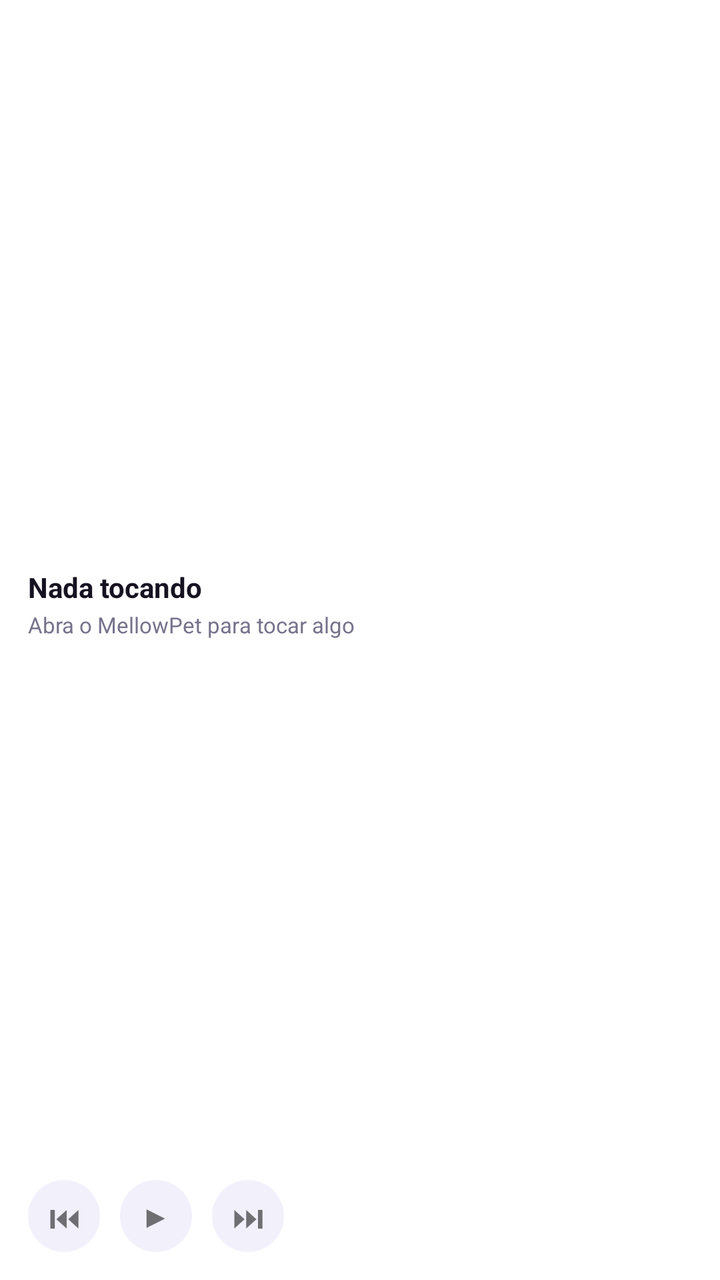
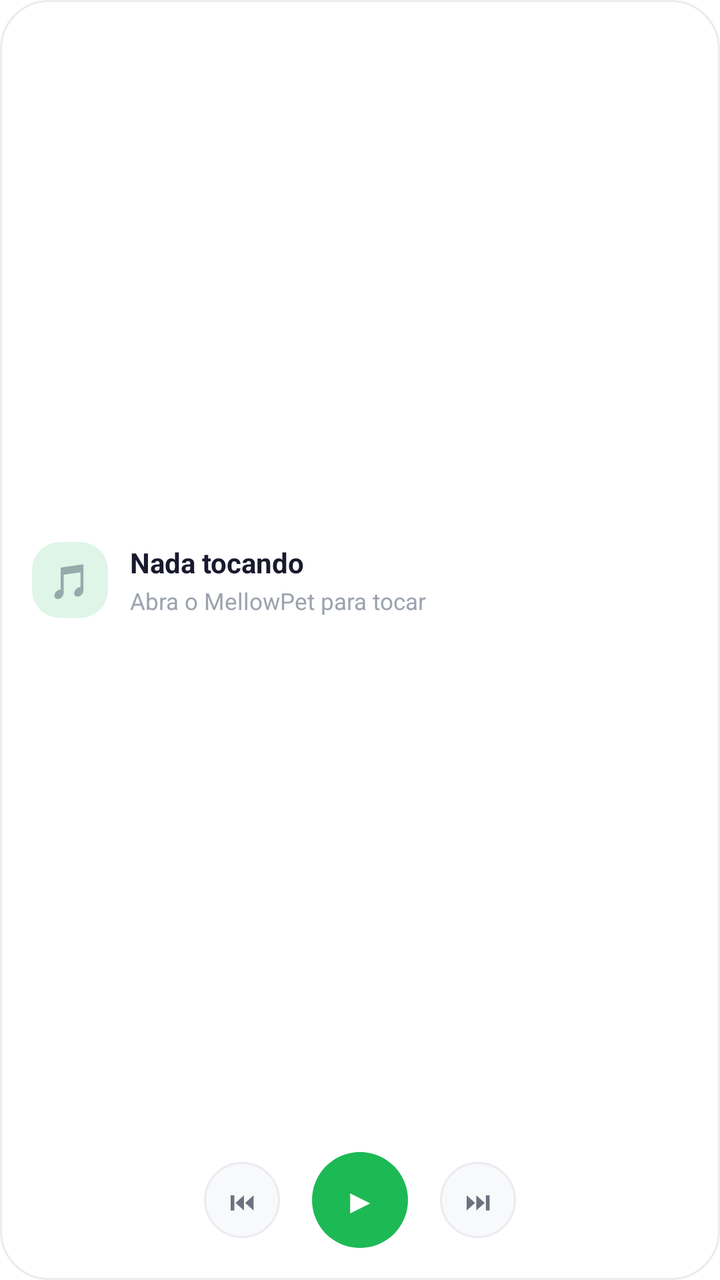

Two renders of the same Android screen: before a commit and after it. Below are the layout's source before the change and the commit's diff.
<!-- AndroidManifest.xml: fallback theme Theme.MaterialComponents.DayNight.NoActionBar -->
<!-- res/layout/widget_now_playing.xml -->
<?xml version="1.0" encoding="utf-8"?>
<LinearLayout xmlns:android="http://schemas.android.com/apk/res/android"
    android:id="@+id/widget_np_root"
    android:layout_width="match_parent"
    android:layout_height="match_parent"
    android:orientation="vertical"
    android:background="@drawable/widget_card_bg"
    android:padding="14dp">

    <LinearLayout
        android:layout_width="match_parent"
        android:layout_height="0dp"
        android:layout_weight="1"
        android:orientation="vertical"
        android:gravity="center_vertical">

        <TextView
            android:id="@+id/widget_np_track"
            android:layout_width="match_parent"
            android:layout_height="wrap_content"
            android:textSize="14sp"
            android:textStyle="bold"
            android:textColor="#161221"
            android:maxLines="1"
            android:ellipsize="end"
            android:text="Nada tocando" />

        <TextView
            android:id="@+id/widget_np_artist"
            android:layout_width="match_parent"
            android:layout_height="wrap_content"
            android:layout_marginTop="2dp"
            android:textSize="11sp"
            android:textColor="#77728C"
            android:maxLines="1"
            android:ellipsize="end"
            android:text="Abra o MellowPet para tocar algo" />
    </LinearLayout>

    <LinearLayout
        android:layout_width="match_parent"
        android:layout_height="wrap_content"
        android:orientation="horizontal"
        android:gravity="center_vertical">

        <TextView
            android:id="@+id/widget_np_prev"
            android:layout_width="36dp"
            android:layout_height="36dp"
            android:gravity="center"
            android:textSize="16sp"
            android:background="@drawable/widget_button_bg"
            android:text="⏮" />

        <TextView
            android:id="@+id/widget_np_playpause"
            android:layout_width="36dp"
            android:layout_height="36dp"
            android:layout_marginStart="10dp"
            android:gravity="center"
            android:textSize="16sp"
            android:background="@drawable/widget_button_bg"
            android:text="▶" />

        <TextView
            android:id="@+id/widget_np_next"
            android:layout_width="36dp"
            android:layout_height="36dp"
            android:layout_marginStart="10dp"
            android:gravity="center"
            android:textSize="16sp"
            android:background="@drawable/widget_button_bg"
            android:text="⏭" />
    </LinearLayout>
</LinearLayout>
<!-- resources referenced by this layout -->
<resources>
  <!-- drawable widget_button_bg (drawable) -->
  <?xml version="1.0" encoding="utf-8"?>
  <shape xmlns:android="http://schemas.android.com/apk/res/android" android:shape="oval">
    <solid android:color="#F2F0FB" />
  </shape>
  <!-- drawable widget_card_bg (drawable) -->
  <?xml version="1.0" encoding="utf-8"?>
  <shape xmlns:android="http://schemas.android.com/apk/res/android" android:shape="rectangle">
    <solid android:color="#FFFFFF" />
    <corners android:radius="20dp" />
  </shape>
</resources>

<!-- the commit's change to res/layout/widget_now_playing.xml (unified diff, before → after) -->
@@ -5,71 +5,91 @@
     android:layout_height="match_parent"
     android:orientation="vertical"
     android:background="@drawable/widget_card_bg"
-    android:padding="14dp">
+    android:padding="16dp">
 
     <LinearLayout
         android:layout_width="match_parent"
         android:layout_height="0dp"
         android:layout_weight="1"
-        android:orientation="vertical"
+        android:orientation="horizontal"
         android:gravity="center_vertical">
 
         <TextView
-            android:id="@+id/widget_np_track"
-            android:layout_width="match_parent"
+            android:layout_width="38dp"
+            android:layout_height="38dp"
+            android:background="@drawable/widget_spotify_badge"
+            android:gravity="center"
+            android:textSize="17sp"
+            android:text="🎵" />
+
+        <LinearLayout
+            android:layout_width="0dp"
             android:layout_height="wrap_content"
-            android:textSize="14sp"
-            android:textStyle="bold"
-            android:textColor="#161221"
-            android:maxLines="1"
-            android:ellipsize="end"
-            android:text="Nada tocando" />
+            android:layout_weight="1"
+            android:layout_marginStart="11dp"
+            android:orientation="vertical">
 
-        <TextView
-            android:id="@+id/widget_np_artist"
-            android:layout_width="match_parent"
-            android:layout_height="wrap_content"
-            android:layout_marginTop="2dp"
-            android:textSize="11sp"
-            android:textColor="#77728C"
-            android:maxLines="1"
-            android:ellipsize="end"
-            android:text="Abra o MellowPet para tocar algo" />
+            <TextView
+                android:id="@+id/widget_np_track"
+                android:layout_width="match_parent"
+                android:layout_height="wrap_content"
+                android:textSize="14sp"
+                android:textStyle="bold"
+                android:textColor="#1A1A2E"
+                android:maxLines="1"
+                android:ellipsize="end"
+                android:text="Nada tocando" />
+
+            <TextView
+                android:id="@+id/widget_np_artist"
+                android:layout_width="match_parent"
+                android:layout_height="wrap_content"
+                android:layout_marginTop="2dp"
+                android:textSize="11.5sp"
+                android:textColor="#9CA3AF"
+                android:maxLines="1"
+                android:ellipsize="end"
+                android:text="Abra o MellowPet para tocar" />
+        </LinearLayout>
     </LinearLayout>
 
     <LinearLayout
         android:layout_width="match_parent"
         android:layout_height="wrap_content"
+        android:layout_marginTop="12dp"
         android:orientation="horizontal"
-        android:gravity="center_vertical">
+        android:gravity="center">
 
         <TextView
             android:id="@+id/widget_np_prev"
-            android:layout_width="36dp"
-            android:layout_height="36dp"
+            android:layout_width="38dp"
+            android:layout_height="38dp"
+            android:background="@drawable/widget_button_bg"
             android:gravity="center"
-            android:textSize="16sp"
-            android:background="@drawable/widget_button_bg"
+            android:textSize="13sp"
+            android:textColor="#6B7280"
             android:text="⏮" />
 
         <TextView
             android:id="@+id/widget_np_playpause"
-            android:layout_width="36dp"
-            android:layout_height="36dp"
-            android:layout_marginStart="10dp"
+            android:layout_width="48dp"
+            android:layout_height="48dp"
+            android:layout_marginStart="16dp"
+            android:layout_marginEnd="16dp"
+            android:background="@drawable/widget_play_btn"
             android:gravity="center"
-            android:textSize="16sp"
-            android:background="@drawable/widget_button_bg"
+            android:textSize="17sp"
+            android:textColor="#FFFFFF"
             android:text="▶" />
 
         <TextView
             android:id="@+id/widget_np_next"
-            android:layout_width="36dp"
-            android:layout_height="36dp"
-            android:layout_marginStart="10dp"
+            android:layout_width="38dp"
+            android:layout_height="38dp"
+            android:background="@drawable/widget_button_bg"
             android:gravity="center"
-            android:textSize="16sp"
-            android:background="@drawable/widget_button_bg"
+            android:textSize="13sp"
+            android:textColor="#6B7280"
             android:text="⏭" />
     </LinearLayout>
 </LinearLayout>
<!-- resource entries referenced after the edit -->
@@ -3,13 +3,26 @@
   <!-- drawable widget_button_bg (drawable) -->
   <?xml version="1.0" encoding="utf-8"?>
   <shape xmlns:android="http://schemas.android.com/apk/res/android" android:shape="oval">
-    <solid android:color="#F2F0FB" />
+    <solid android:color="#F8F9FB" />
+    <stroke android:width="1dp" android:color="#EBEBF0" />
   </shape>
   <!-- drawable widget_card_bg (drawable) -->
   <?xml version="1.0" encoding="utf-8"?>
   <shape xmlns:android="http://schemas.android.com/apk/res/android" android:shape="rectangle">
     <solid android:color="#FFFFFF" />
-    <corners android:radius="20dp" />
+    <corners android:radius="24dp" />
+    <stroke android:width="1dp" android:color="#EBEBF0" />
+  </shape>
+  <!-- drawable widget_play_btn (drawable) -->
+  <?xml version="1.0" encoding="utf-8"?>
+  <shape xmlns:android="http://schemas.android.com/apk/res/android" android:shape="oval">
+    <solid android:color="#1DB954" />
+  </shape>
+  <!-- drawable widget_spotify_badge (drawable) -->
+  <?xml version="1.0" encoding="utf-8"?>
+  <shape xmlns:android="http://schemas.android.com/apk/res/android" android:shape="rectangle">
+    <solid android:color="#241DB954" />
+    <corners android:radius="14dp" />
   </shape>
 </resources>
 
